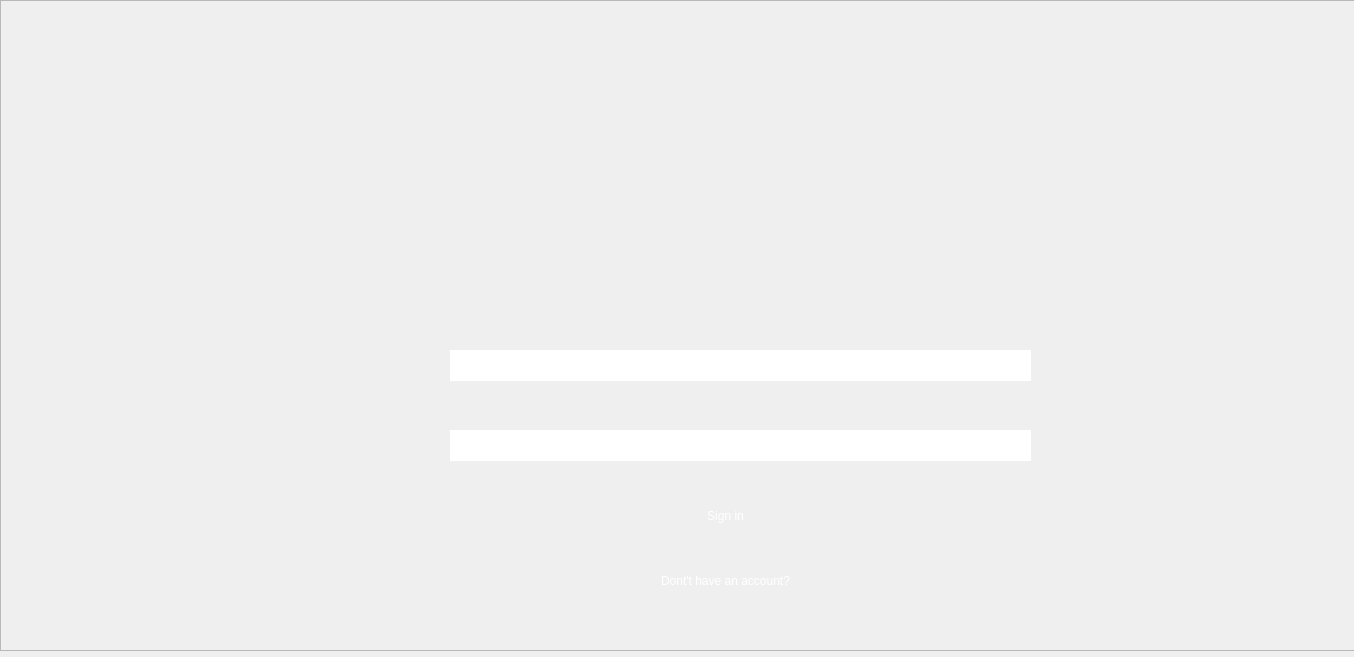
0Abdalla0/courseRegistration, file loginwindow.ui: the form before one commit.
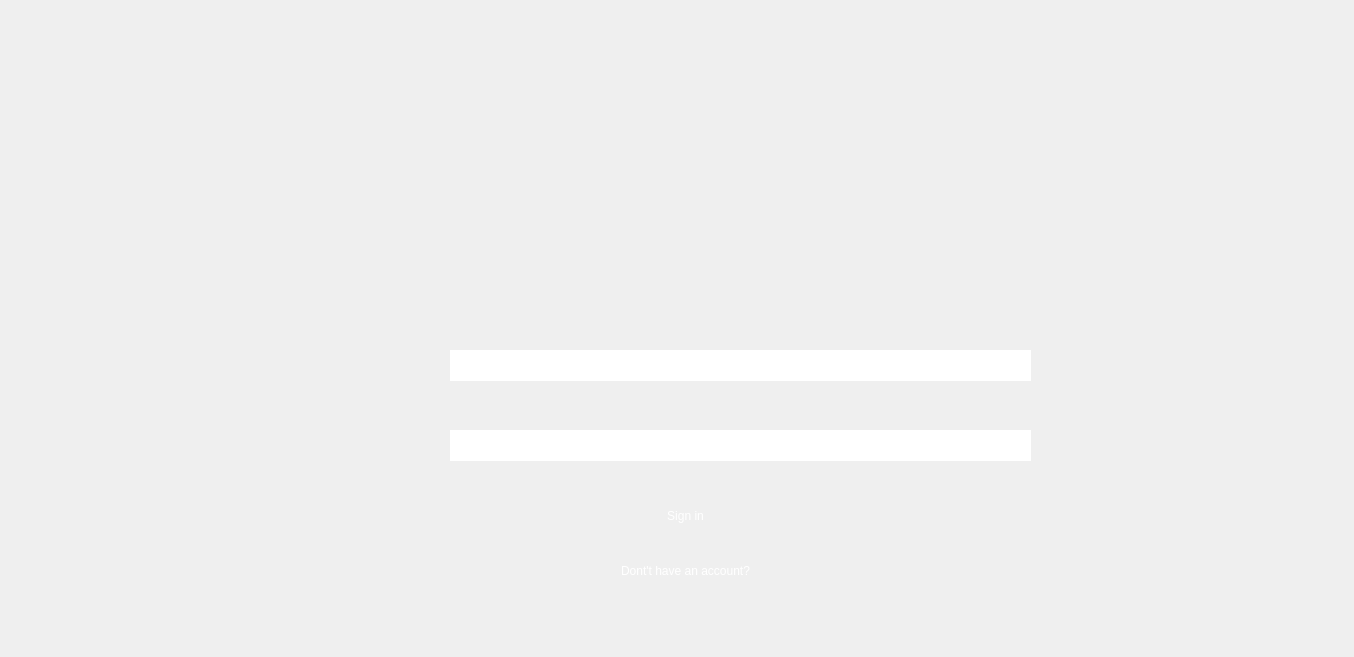
The form after the commit. Icons and pictures are not drawn.

```diff
--- a/loginwindow.ui
+++ b/loginwindow.ui
@@ -13,28 +13,13 @@
   <property name="windowTitle">
    <string>Dialog</string>
   </property>
-  <widget class="QFrame" name="frame">
-   <property name="geometry">
-    <rect>
-     <x>0</x>
-     <y>0</y>
-     <width>1361</width>
-     <height>651</height>
-    </rect>
-   </property>
    <property name="styleSheet">
     <string notr="true">background-image: url(:/imgs/images/3.jpg);</string>
    </property>
-   <property name="frameShape">
-    <enum>QFrame::Shape::StyledPanel</enum>
-   </property>
-   <property name="frameShadow">
-    <enum>QFrame::Shadow::Raised</enum>
-   </property>
    <widget class="QPushButton" name="SignInBtn">
     <property name="geometry">
      <rect>
-      <x>600</x>
+     <x>560</x>
       <y>490</y>
       <width>251</width>
       <height>51</height>
@@ -51,6 +36,26 @@
      <string>Sign in</string>
     </property>
    </widget>
+  <widget class="QPushButton" name="DontHaveBtn">
+   <property name="geometry">
+    <rect>
+     <x>530</x>
+     <y>550</y>
+     <width>311</width>
+     <height>41</height>
+    </rect>
+   </property>
+   <property name="styleSheet">
+    <string notr="true">background-image: url(:/imgs/images/blue.jpg);
+border:none;
+border-radius: 15%;
+color: white;
+font: 700 14pt &quot;Segoe UI&quot;;</string>
+   </property>
+   <property name="text">
+    <string>Dont't have an account?</string>
+   </property>
+  </widget>
    <widget class="QLineEdit" name="lineEdit_ID">
     <property name="geometry">
      <rect>
@@ -83,27 +88,6 @@
 border:none;
 font-size: 16pt;</string>
     </property>
-   </widget>
-   <widget class="QPushButton" name="DontHaveBtn">
-    <property name="geometry">
-     <rect>
-      <x>570</x>
-      <y>560</y>
-      <width>311</width>
-      <height>41</height>
-     </rect>
-    </property>
-    <property name="styleSheet">
-     <string notr="true">background-image: url(:/imgs/images/blue.jpg);
-border:none;
-border-radius: 15%;
-color: white;
-font: 700 14pt &quot;Segoe UI&quot;;</string>
-    </property>
-    <property name="text">
-     <string>Dont't have an account?</string>
-    </property>
-   </widget>
   </widget>
  </widget>
  <resources/>
```
Lines whose indentation alone changed are shown as unchanged.
